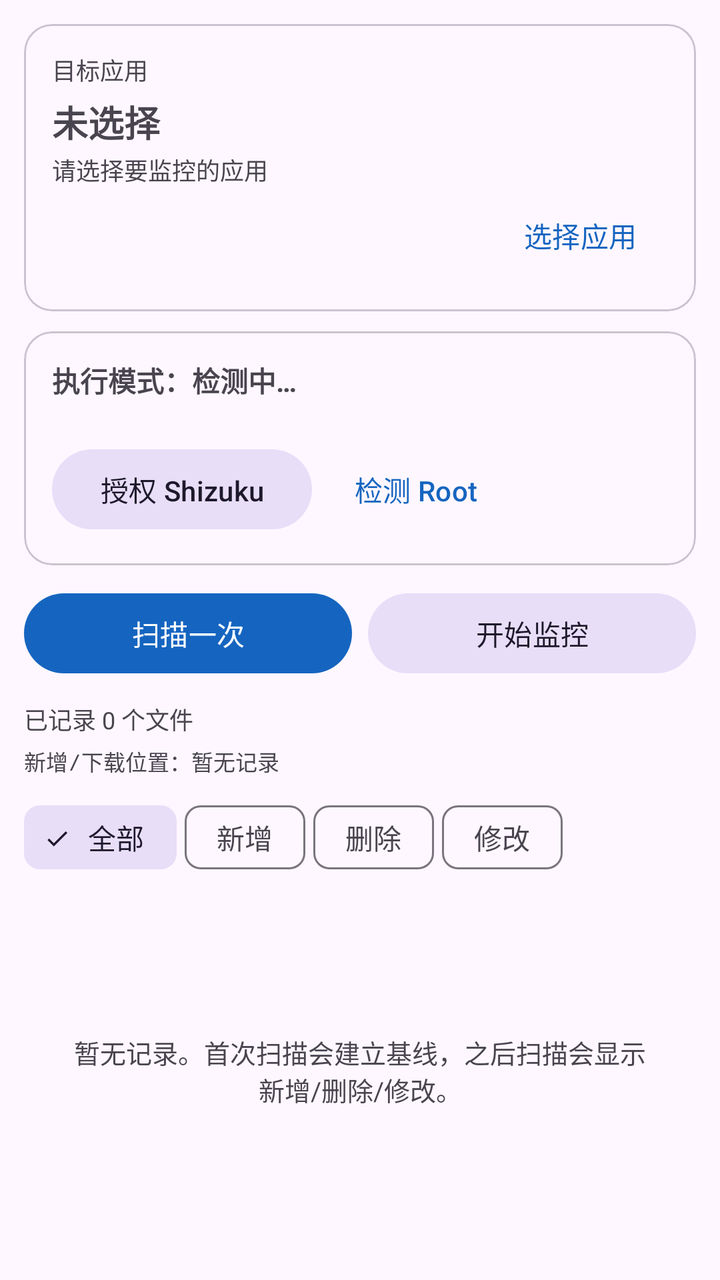
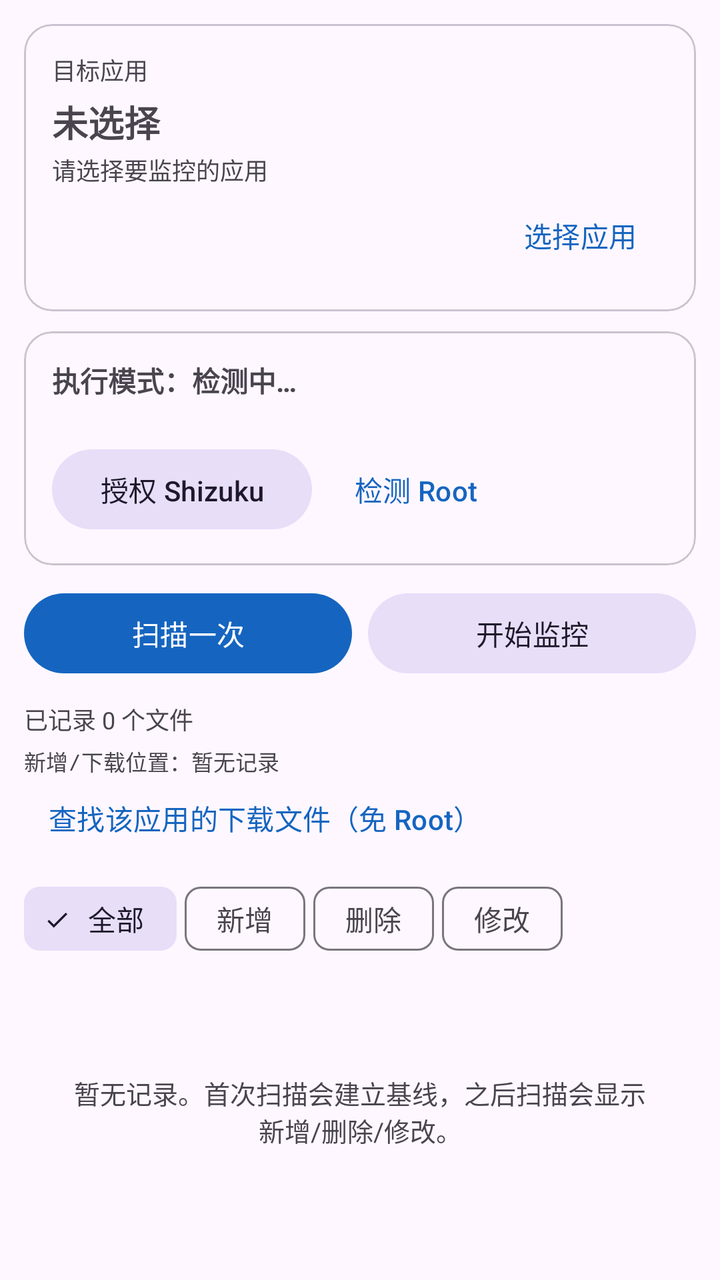

Compare the two renders of this Android layout. The source of the first and the diff that turns it into the second are given below.
<!-- AndroidManifest.xml: application theme Theme.AppFileMonitor -->
<!-- res/layout/fragment_monitor.xml -->
<?xml version="1.0" encoding="utf-8"?>
<LinearLayout xmlns:android="http://schemas.android.com/apk/res/android"
    xmlns:app="http://schemas.android.com/apk/res-auto"
    android:layout_width="match_parent"
    android:layout_height="match_parent"
    android:orientation="vertical"
    android:padding="12dp">

    <com.google.android.material.card.MaterialCardView
        android:layout_width="match_parent"
        android:layout_height="wrap_content"
        app:cardCornerRadius="14dp"
        app:cardElevation="0dp"
        app:strokeColor="?attr/colorOutlineVariant"
        app:strokeWidth="1dp">

        <LinearLayout
            android:layout_width="match_parent"
            android:layout_height="wrap_content"
            android:orientation="vertical"
            android:padding="14dp">

            <TextView
                android:layout_width="wrap_content"
                android:layout_height="wrap_content"
                android:text="目标应用"
                android:textColor="?attr/colorOnSurfaceVariant"
                android:textSize="12sp" />

            <TextView
                android:id="@+id/tvAppName"
                android:layout_width="match_parent"
                android:layout_height="wrap_content"
                android:layout_marginTop="4dp"
                android:text="未选择"
                android:textSize="18sp"
                android:textStyle="bold" />

            <TextView
                android:id="@+id/tvAppPkg"
                android:layout_width="match_parent"
                android:layout_height="wrap_content"
                android:layout_marginTop="2dp"
                android:text="请选择要监控的应用"
                android:textColor="?attr/colorOnSurfaceVariant"
                android:textSize="12sp" />

            <com.google.android.material.button.MaterialButton
                android:id="@+id/btnPick"
                style="@style/Widget.Material3.Button.TextButton"
                android:layout_width="wrap_content"
                android:layout_height="wrap_content"
                android:layout_gravity="end"
                android:text="选择应用" />
        </LinearLayout>
    </com.google.android.material.card.MaterialCardView>

    <com.google.android.material.card.MaterialCardView
        android:layout_width="match_parent"
        android:layout_height="wrap_content"
        android:layout_marginTop="10dp"
        app:cardCornerRadius="14dp"
        app:cardElevation="0dp"
        app:strokeColor="?attr/colorOutlineVariant"
        app:strokeWidth="1dp">

        <LinearLayout
            android:layout_width="match_parent"
            android:layout_height="wrap_content"
            android:orientation="vertical"
            android:padding="14dp">

            <TextView
                android:id="@+id/tvMode"
                android:layout_width="match_parent"
                android:layout_height="wrap_content"
                android:text="执行模式：检测中…"
                android:textSize="14sp"
                android:textStyle="bold" />

            <TextView
                android:id="@+id/tvPerm"
                android:layout_width="match_parent"
                android:layout_height="wrap_content"
                android:layout_marginTop="4dp"
                android:textColor="?attr/colorOnSurfaceVariant"
                android:textSize="12sp" />

            <LinearLayout
                android:layout_width="match_parent"
                android:layout_height="wrap_content"
                android:orientation="horizontal">

                <com.google.android.material.button.MaterialButton
                    android:id="@+id/btnGrant"
                    style="@style/Widget.Material3.Button.TonalButton"
                    android:layout_width="wrap_content"
                    android:layout_height="wrap_content"
                    android:text="授权 Shizuku" />

                <com.google.android.material.button.MaterialButton
                    android:id="@+id/btnRoot"
                    style="@style/Widget.Material3.Button.TextButton"
                    android:layout_width="wrap_content"
                    android:layout_height="wrap_content"
                    android:layout_marginStart="8dp"
                    android:text="检测 Root" />
            </LinearLayout>
        </LinearLayout>
    </com.google.android.material.card.MaterialCardView>

    <LinearLayout
        android:layout_width="match_parent"
        android:layout_height="wrap_content"
        android:layout_marginTop="10dp"
        android:orientation="horizontal">

        <com.google.android.material.button.MaterialButton
            android:id="@+id/btnScan"
            android:layout_width="0dp"
            android:layout_height="wrap_content"
            android:layout_weight="1"
            android:text="扫描一次" />

        <com.google.android.material.button.MaterialButton
            android:id="@+id/btnMonitor"
            style="@style/Widget.Material3.Button.TonalButton"
            android:layout_width="0dp"
            android:layout_height="wrap_content"
            android:layout_marginStart="8dp"
            android:layout_weight="1"
            android:text="开始监控" />
    </LinearLayout>

    <TextView
        android:id="@+id/tvSummary"
        android:layout_width="match_parent"
        android:layout_height="wrap_content"
        android:layout_marginTop="10dp"
        android:text="已记录 0 个文件"
        android:textColor="?attr/colorOnSurfaceVariant"
        android:textSize="12sp" />

    <TextView
        android:id="@+id/tvLocations"
        android:layout_width="match_parent"
        android:layout_height="wrap_content"
        android:layout_marginTop="4dp"
        android:fontFamily="monospace"
        android:text="新增/下载位置：暂无记录"
        android:textColor="?attr/colorOnSurfaceVariant"
        android:textSize="11sp" />

    <HorizontalScrollView
        android:layout_width="match_parent"
        android:layout_height="wrap_content"
        android:layout_marginTop="6dp"
        android:scrollbars="none">

        <com.google.android.material.chip.ChipGroup
            android:id="@+id/chips"
            android:layout_width="wrap_content"
            android:layout_height="wrap_content"
            app:chipSpacingHorizontal="4dp"
            app:singleSelection="true">

            <com.google.android.material.chip.Chip
                android:id="@+id/chipAll"
                style="@style/Widget.Material3.Chip.Filter"
                android:layout_width="wrap_content"
                android:layout_height="wrap_content"
                android:checked="true"
                android:text="全部" />

            <com.google.android.material.chip.Chip
                android:id="@+id/chipAdded"
                style="@style/Widget.Material3.Chip.Filter"
                android:layout_width="wrap_content"
                android:layout_height="wrap_content"
                android:text="新增" />

            <com.google.android.material.chip.Chip
                android:id="@+id/chipDeleted"
                style="@style/Widget.Material3.Chip.Filter"
                android:layout_width="wrap_content"
                android:layout_height="wrap_content"
                android:text="删除" />

            <com.google.android.material.chip.Chip
                android:id="@+id/chipModified"
                style="@style/Widget.Material3.Chip.Filter"
                android:layout_width="wrap_content"
                android:layout_height="wrap_content"
                android:text="修改" />
        </com.google.android.material.chip.ChipGroup>
    </HorizontalScrollView>

    <FrameLayout
        android:layout_width="match_parent"
        android:layout_height="0dp"
        android:layout_weight="1">

        <androidx.recyclerview.widget.RecyclerView
            android:id="@+id/recycler"
            android:layout_width="match_parent"
            android:layout_height="match_parent"
            android:clipToPadding="false"
            android:paddingBottom="8dp" />

        <TextView
            android:id="@+id/tvEmpty"
            android:layout_width="match_parent"
            android:layout_height="match_parent"
            android:gravity="center"
            android:padding="24dp"
            android:text="暂无记录。首次扫描会建立基线，之后扫描会显示新增/删除/修改。"
            android:textColor="?attr/colorOnSurfaceVariant"
            android:textSize="13sp" />
    </FrameLayout>

</LinearLayout>
<!-- resources referenced by this layout -->
<resources>
  <style name="Theme.AppFileMonitor" parent="Theme.Material3.DayNight.NoActionBar">
          <item name="colorPrimary">@color/brand</item>
          <item name="colorOnPrimary">@color/white</item>
          <item name="colorPrimaryContainer">#D6E4FF</item>
          <item name="colorOnPrimaryContainer">#001B3F</item>
          <item name="android:statusBarColor">@color/brand_dark</item>
          <item name="android:windowLightStatusBar">false</item>
      </style>
  <color name="brand">#1565C0</color>
  <color name="white">#FFFFFF</color>
  <color name="brand_dark">#0D47A1</color>
</resources>

<!-- the commit's change to res/layout/fragment_monitor.xml (unified diff, before → after) -->
@@ -151,6 +151,15 @@
         android:textColor="?attr/colorOnSurfaceVariant"
         android:textSize="11sp" />
 
+    <com.google.android.material.button.MaterialButton
+        android:id="@+id/btnDownloads"
+        style="@style/Widget.Material3.Button.TextButton"
+        android:layout_width="wrap_content"
+        android:layout_height="wrap_content"
+        android:layout_gravity="start"
+        android:minHeight="0dp"
+        android:text="查找该应用的下载文件（免 Root）" />
+
     <HorizontalScrollView
         android:layout_width="match_parent"
         android:layout_height="wrap_content"
